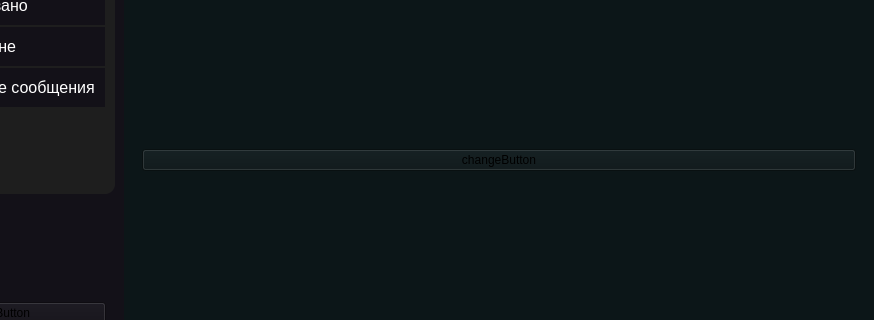
Teddy-Ro/FAK, file FAK/mainwindow.ui: the form before one commit; both pictures show x 126 to 1000 and y 165 to 485 of the 1000 by 600 pixel window.
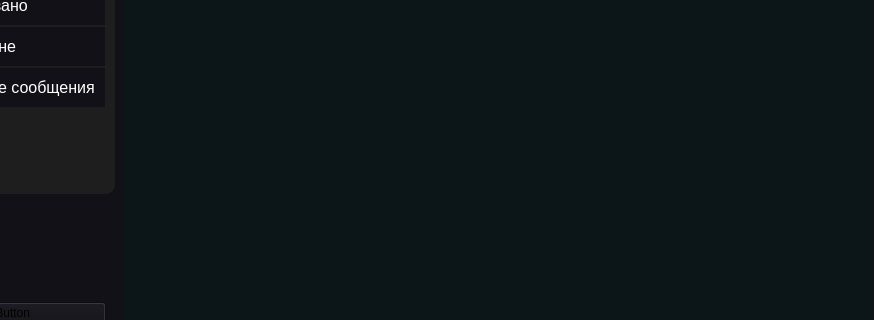
The form after the commit. Icons and pictures are not drawn.

Diff of the .ui file:
```diff
--- a/FAK/mainwindow.ui
+++ b/FAK/mainwindow.ui
@@ -529,15 +529,7 @@
             <layout class="QVBoxLayout" name="verticalLayout_3">
              <item>
               <widget class="QWidget" name="widget_3" native="true">
-               <layout class="QVBoxLayout" name="verticalLayout_5">
-                <item>
-                 <widget class="QPushButton" name="changeButton">
-                  <property name="text">
-                   <string>changeButton</string>
-                  </property>
-                 </widget>
-                </item>
-               </layout>
+               <layout class="QVBoxLayout" name="verticalLayout_5"/>
               </widget>
              </item>
             </layout>
```
Left out of the diff: 22 changed lines with no effect on the pictures.
